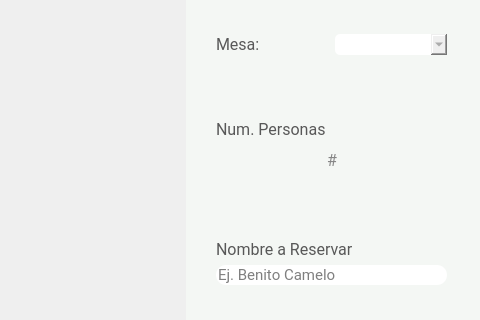
First picture: the form in El-Patio/administrador/admin_reservaciones.ui, repository MrDanielG/IHC-ElPatio, before the edit; both pictures show x 544 to 1024 and y 326 to 646 of the 1024 by 768 pixel window.
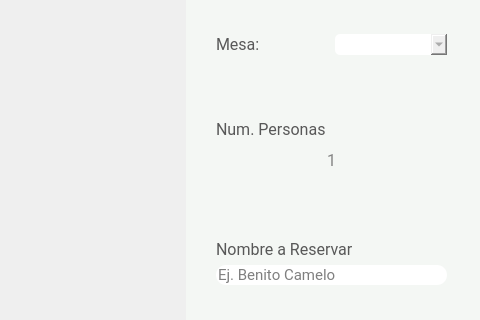
Second picture: the form after the edit. Icons and pictures are not drawn. Custom widgets are drawn as their Qt base class.

Diff of the .ui file:
```diff
--- a/El-Patio/administrador/admin_reservaciones.ui
+++ b/El-Patio/administrador/admin_reservaciones.ui
@@ -335,7 +335,7 @@
 </string>
         </property>
         <property name="text">
-         <string>#</string>
+         <string>1</string>
         </property>
        </widget>
       </item>
@@ -661,7 +661,7 @@
     <string/>
    </property>
   </widget>
-  <widget class="QWidget" name="">
+  <widget class="QWidget" name="layoutWidget">
    <property name="geometry">
     <rect>
      <x>40</x>
```
Left out of the diff: 7 changed lines with no effect on the pictures.
